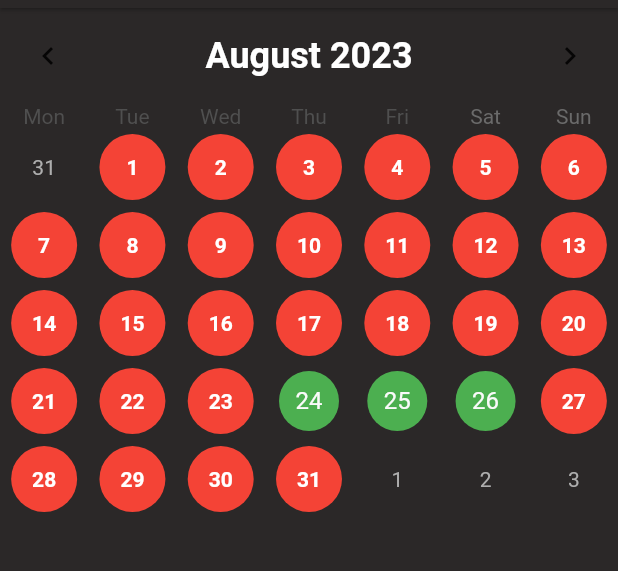
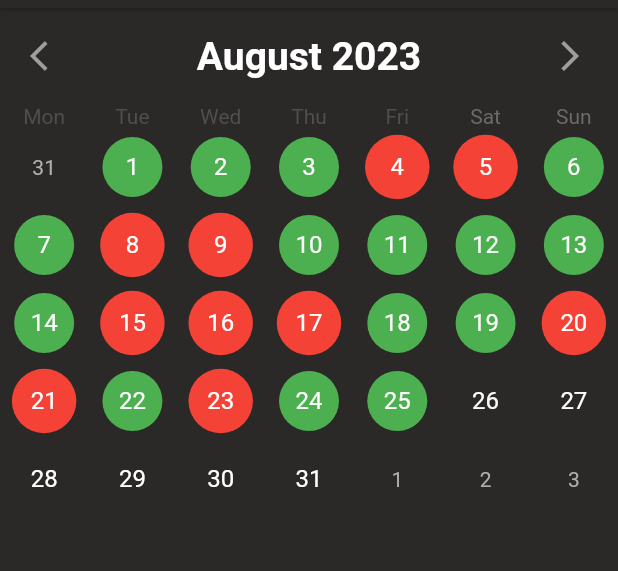
Before and after one commit to temevh/outhere, a Flutter app: the screen it shows after launch, swiped to page 2, on a phone screen of 412 x 824 dp, the part 76-647 px from its top. Run offline on Flutter 3.47's test engine with Material 2 defaults, Android fonts, the phone set to English and light mode, and no system bars; drawn by our look-alikes of table_calendar; our stand-ins replace google_fonts.

Commit message:
adjusted calendar styling, started to work on functionality

```diff
--- a/lib/widgets/calendarView/calendar_view.dart
+++ b/lib/widgets/calendarView/calendar_view.dart
@@ -1,10 +1,9 @@
-// Copyright 2019 Aleksander Woźniak
-// SPDX-License-Identifier: Apache-2.0
-
 import 'package:flutter/material.dart';
 import 'package:table_calendar/table_calendar.dart';
 
 class CalendarView extends StatefulWidget {
+  const CalendarView({super.key});
+
   @override
   _CalendarViewState createState() => _CalendarViewState();
 }
@@ -15,9 +14,21 @@ class _CalendarViewState extends State<CalendarView> {
   DateTime? _selectedDay;
 
   List<DateTime> selectedDates = [
+    DateTime(2023, 8, 1),
+    DateTime(2023, 8, 2),
+    DateTime(2023, 8, 3),
+    DateTime(2023, 8, 6),
+    DateTime(2023, 8, 7),
+    DateTime(2023, 8, 10),
+    DateTime(2023, 8, 11),
+    DateTime(2023, 8, 12),
+    DateTime(2023, 8, 13),
+    DateTime(2023, 8, 14),
+    DateTime(2023, 8, 18),
+    DateTime(2023, 8, 19),
+    DateTime(2023, 8, 22),
     DateTime(2023, 8, 24),
     DateTime(2023, 8, 25),
-    DateTime(2023, 8, 26),
   ];
 
   bool isSelected(DateTime day) {
@@ -33,14 +44,21 @@ class _CalendarViewState extends State<CalendarView> {
           titleCentered: true,
           formatButtonVisible: false,
           titleTextStyle: TextStyle(
-            fontSize: 24,
+            fontSize: 26,
             fontWeight: FontWeight.bold,
             color: Colors.white,
+          ),
+          leftChevronIcon: Icon(
+            Icons.arrow_back_ios,
+            color: Colors.grey,
+          ),
+          rightChevronIcon: Icon(
+            Icons.arrow_forward_ios,
+            color: Colors.grey,
           ),
         ),
         calendarStyle: const CalendarStyle(
           todayDecoration: BoxDecoration(
-            color: Colors.red,
             shape: BoxShape.circle,
           ),
           selectedDecoration: BoxDecoration(
@@ -50,7 +68,7 @@ class _CalendarViewState extends State<CalendarView> {
         ),
         startingDayOfWeek: StartingDayOfWeek.monday,
         firstDay: DateTime.utc(2010, 10, 16),
-        lastDay: DateTime.utc(2030, 3, 14),
+        lastDay: DateTime.utc(2040, 3, 14),
         focusedDay: _focusedDay,
         calendarFormat: _calendarFormat,
         selectedDayPredicate: (day) {
@@ -76,9 +94,28 @@ class _CalendarViewState extends State<CalendarView> {
         },
         calendarBuilders: CalendarBuilders(
           defaultBuilder: (context, day, focusedDay) {
-            if (!isSelected(day)) {
+            final now = DateTime.now();
+            final today = DateTime(now.year, now.month, now.day);
+            if (isSelected(day)) {
               return Container(
-                margin: const EdgeInsets.all(4),
+                margin: const EdgeInsets.all(4.5),
+                decoration: const BoxDecoration(
+                  color: Colors.green,
+                  shape: BoxShape.circle,
+                ),
+                child: Center(
+                  child: Text(
+                    day.day.toString(),
+                    style: const TextStyle(
+                      color: Colors.white,
+                      fontSize: 16,
+                    ),
+                  ),
+                ),
+              );
+            } else if (day.isBefore(today)) {
+              return Container(
+                margin: const EdgeInsets.all(4.5),
                 decoration: const BoxDecoration(
                   color: Colors.red,
                   shape: BoxShape.circle,
@@ -88,13 +125,24 @@ class _CalendarViewState extends State<CalendarView> {
                     day.day.toString(),
                     style: const TextStyle(
                       color: Colors.white,
-                      fontWeight: FontWeight.bold,
+                      fontSize: 16,
                     ),
                   ),
                 ),
               );
             } else {
-              return null;
+              return Container(
+                margin: const EdgeInsets.all(4.5),
+                child: Center(
+                  child: Text(
+                    day.day.toString(),
+                    style: const TextStyle(
+                      color: Colors.white,
+                      fontSize: 16,
+                    ),
+                  ),
+                ),
+              );
             }
           },
         ),
```
